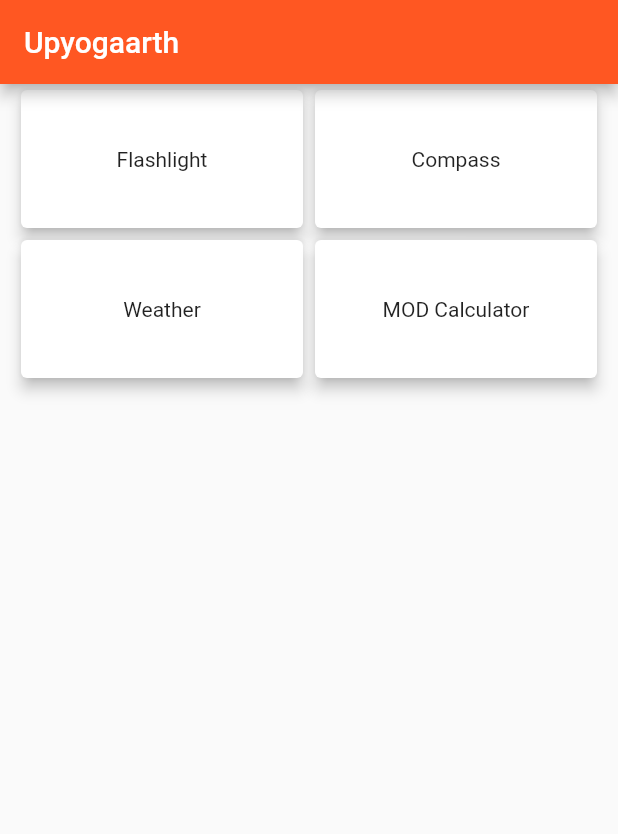
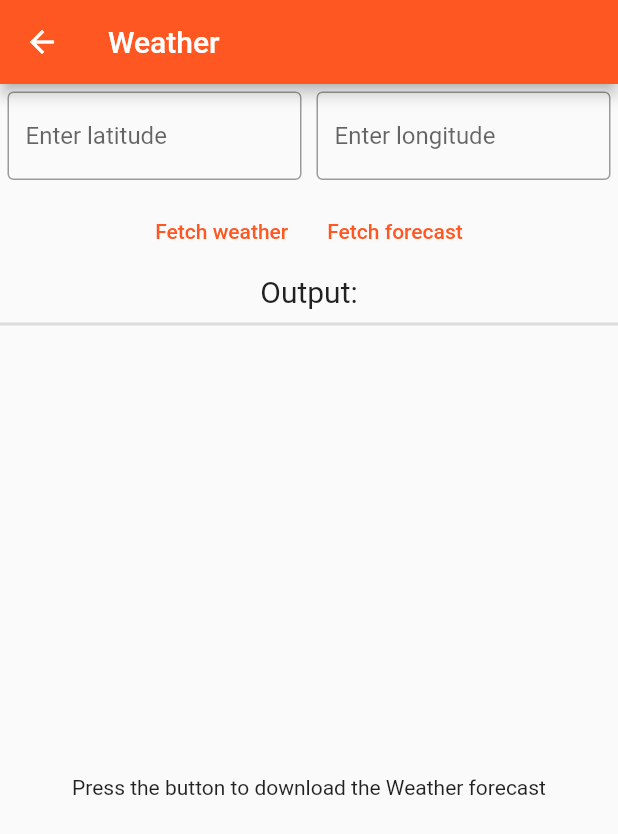
Before and after one commit to ContriHUB/Upyogaarth, a Flutter app: the screen it shows after launch, after a tap on "Weather", on a phone screen of 412 x 824 dp. Shown: the top 834 px of the screen. Run offline on Flutter 3.47's test engine with Material 2 defaults, Android fonts, the phone set to English and light mode, and no system bars; our stand-ins replace flutter_compass, flutter_dotenv, permission_handler, weather; missing offline and left inert: torch_light.

Commit message:
Added weather

```diff
--- a/analysis_options.yaml
+++ b/analysis_options.yaml
@@ -22,8 +22,8 @@ linter:
   # `// ignore_for_file: name_of_lint` syntax on the line or in the file
   # producing the lint.
   rules:
-    # avoid_print: false  # Uncomment to disable the `avoid_print` rule
-    # prefer_single_quotes: true  # Uncomment to enable the `prefer_single_quotes` rule
+  # avoid_print: false  # Uncomment to disable the `avoid_print` rule
+  # prefer_single_quotes: true  # Uncomment to enable the `prefer_single_quotes` rule
 
 # Additional information about this file can be found at
 # https://dart.dev/guides/language/analysis-options
--- a/lib/main.dart
+++ b/lib/main.dart
@@ -1,7 +1,9 @@
 import 'package:flutter/material.dart';
 import 'package:upyogaarth/homepage.dart';
+import 'package:flutter_dotenv/flutter_dotenv.dart';
 
-void main() {
+Future<void> main() async {
+  await dotenv.load(fileName: ".env");
   runApp(const MyApp());
 }
 
--- /dev/null
+++ b/lib/utility_screens/weather.dart
@@ -0,0 +1,190 @@
+import 'package:flutter/material.dart';
+import 'package:flutter_dotenv/flutter_dotenv.dart';
+import 'package:weather/weather.dart';
+
+enum AppState { NOT_DOWNLOADED, DOWNLOADING, FINISHED_DOWNLOADING }
+
+class WeatherScreen extends StatefulWidget {
+  const WeatherScreen({Key? key}) : super(key: key);
+
+  @override
+  State<WeatherScreen> createState() => _WeatherScreenState();
+}
+
+class _WeatherScreenState extends State<WeatherScreen> {
+  late String apiKey;
+  late WeatherFactory ws;
+  List<Weather> _data = [];
+  AppState _state = AppState.NOT_DOWNLOADED;
+  double? lat, lon;
+
+  @override
+  void initState() {
+    super.initState();
+    apiKey = dotenv.env["OPENWEATHERMAP_API_KEY"] ?? 'nothing';
+    ws = WeatherFactory(apiKey);
+  }
+
+  @override
+  Widget build(BuildContext context) {
+    return Scaffold(
+      appBar: AppBar(
+        // Here we take the value from the MyHomePage object that was created by
+        // the App.build method, and use it to set our appbar title.
+        title: const Text("Weather"),
+      ),
+      body: apiKey == "nothing"
+          ? const Center(child: Text("API key not provided"))
+          : Column(
+              children: <Widget>[
+                _coordinateInputs(),
+                _buttons(),
+                const Text(
+                  'Output:',
+                  style: TextStyle(fontSize: 20),
+                ),
+                const Divider(
+                  height: 20.0,
+                  thickness: 2.0,
+                ),
+                Expanded(child: _resultView())
+              ],
+            ),
+    );
+  }
+
+  void queryForecast() async {
+    /// Removes keyboard
+    FocusScope.of(context).requestFocus(FocusNode());
+    setState(() {
+      _state = AppState.DOWNLOADING;
+    });
+
+    List<Weather> forecasts = await ws.fiveDayForecastByLocation(lat!, lon!);
+    setState(() {
+      _data = forecasts;
+      _state = AppState.FINISHED_DOWNLOADING;
+    });
+  }
+
+  void queryWeather() async {
+    /// Removes keyboard
+    FocusScope.of(context).requestFocus(FocusNode());
+
+    setState(() {
+      _state = AppState.DOWNLOADING;
+    });
+
+    Weather weather = await ws.currentWeatherByLocation(lat!, lon!);
+    setState(() {
+      _data = [weather];
+      _state = AppState.FINISHED_DOWNLOADING;
+    });
+  }
+
+  Widget contentFinishedDownload() {
+    return Center(
+      child: ListView.separated(
+        itemCount: _data.length,
+        itemBuilder: (context, index) {
+          return ListTile(
+            title: Text(_data[index].toString()),
+          );
+        },
+        separatorBuilder: (context, index) {
+          return const Divider();
+        },
+      ),
+    );
+  }
+
+  Widget contentDownloading() {
+    return Container(
+      margin: const EdgeInsets.all(25),
+      child: Column(children: [
+        const Text(
+          'Fetching Weather...',
+          style: TextStyle(fontSize: 20),
+        ),
+        Container(
+            margin: const EdgeInsets.only(top: 50),
+            child:
+                const Center(child: CircularProgressIndicator(strokeWidth: 10)))
+      ]),
+    );
+  }
+
+  Widget contentNotDownloaded() {
+    return Center(
+      child: Column(
+        mainAxisAlignment: MainAxisAlignment.center,
+        children: const <Widget>[
+          Text(
+            'Press the button to download the Weather forecast',
+          ),
+        ],
+      ),
+    );
+  }
+
+  Widget _resultView() => _state == AppState.FINISHED_DOWNLOADING
+      ? contentFinishedDownload()
+      : _state == AppState.DOWNLOADING
+          ? contentDownloading()
+          : contentNotDownloaded();
+
+  void _saveLat(String input) {
+    lat = double.tryParse(input);
+    print(lat);
+  }
+
+  void _saveLon(String input) {
+    lon = double.tryParse(input);
+    print(lon);
+  }
+
+  Widget _coordinateInputs() {
+    return Row(
+      children: <Widget>[
+        Expanded(
+          child: Container(
+              margin: const EdgeInsets.all(5),
+              child: TextField(
+                  decoration: const InputDecoration(
+                      border: OutlineInputBorder(), hintText: 'Enter latitude'),
+                  keyboardType: TextInputType.number,
+                  onChanged: _saveLat,
+                  onSubmitted: _saveLat)),
+        ),
+        Expanded(
+            child: Container(
+                margin: const EdgeInsets.all(5),
+                child: TextField(
+                    decoration: const InputDecoration(
+                        border: OutlineInputBorder(),
+                        hintText: 'Enter longitude'),
+                    keyboardType: TextInputType.number,
+                    onChanged: _saveLon,
+                    onSubmitted: _saveLon)))
+      ],
+    );
+  }
+
+  Widget _buttons() {
+    return Row(
+      mainAxisAlignment: MainAxisAlignment.center,
+      children: <Widget>[
+        Container(
+          margin: const EdgeInsets.all(5),
+          child: TextButton(
+              child: const Text('Fetch weather'), onPressed: queryWeather),
+        ),
+        Container(
+          margin: const EdgeInsets.all(5),
+          child: TextButton(
+              child: const Text('Fetch forecast'), onPressed: queryForecast),
+        ),
+      ],
+    );
+  }
+}
--- a/lib/widgets/homecard.dart
+++ b/lib/widgets/homecard.dart
@@ -1,6 +1,7 @@
 import 'package:flutter/material.dart';
 import 'package:upyogaarth/utility_screens/compass.dart';
 import 'package:upyogaarth/utility_screens/flashlight.dart';
+import 'package:upyogaarth/utility_screens/weather.dart';
 
 class HomeCard extends StatefulWidget {
   const HomeCard({Key? key, required this.title}) : super(key: key);
@@ -36,6 +37,10 @@ class _HomeCardState extends State<HomeCard> {
         Navigator.push(context,
             MaterialPageRoute(builder: (context) => const CompassScreen()));
         break;
+      case "Weather":
+        Navigator.push(context,
+            MaterialPageRoute(builder: (context) => const WeatherScreen()));
+        break;
     }
   }
 }
--- a/pubspec.yaml
+++ b/pubspec.yaml
@@ -32,6 +32,8 @@ dependencies:
   torch_light: ^0.3.0
   flutter_compass: ^0.7.0
   permission_handler: ^8.1.6
+  weather: ^2.0.1
+  flutter_dotenv: ^5.0.2
 
   # The following adds the Cupertino Icons font to your application.
   # Use with the CupertinoIcons class for iOS style icons.
@@ -62,6 +64,7 @@ flutter:
   # To add assets to your application, add an assets section, like this:
   assets:
     - assets/gold_compass.png
+    - .env
 
   # An image asset can refer to one or more resolution-specific "variants", see
   # https://flutter.dev/assets-and-images/#resolution-aware.
```
Also changed, not shown: pubspec.lock, 11 other files.
